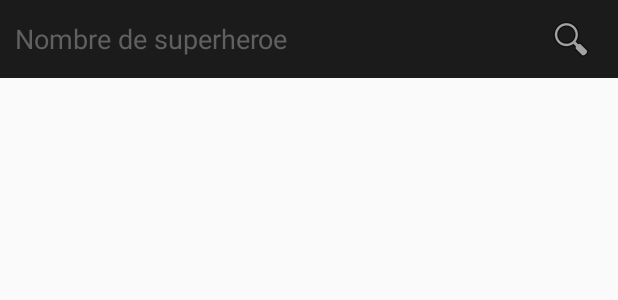
After one commit to baquiax/MarvelSuperHeroes, an Android app: the layout fragment_search.xml on its own in the app's theme, with its tools: preview values and no code run, on a phone screen of 412 x 824 dp. The commit adds this screen. Shown: the top 300 px of the screen. Run offline under Robolectric (Android 15) with nearby library versions, the phone set to English and light mode, and no system bars.

Commit message:
- Starting with fragments.

```diff
--- a/app/build.gradle
+++ b/app/build.gradle
@@ -24,4 +24,6 @@ dependencies {
     testCompile 'junit:junit:4.12'
     compile 'com.android.support:appcompat-v7:23.2.0'
     compile 'com.jakewharton:butterknife:7.0.1'
+    compile 'com.android.support:support-v4:23.2.0'
+    compile 'com.android.support:recyclerview-v7:23.2.0'
 }
--- a/app/src/main/AndroidManifest.xml
+++ b/app/src/main/AndroidManifest.xml
@@ -4,7 +4,7 @@
 
     <application
         android:allowBackup="true"
-        android:icon="@mipmap/ic_launcher"
+        android:icon="@mipmap/icon"
         android:label="@string/app_name"
         android:supportsRtl="true"
         android:theme="@style/AppTheme">
--- /dev/null
+++ b/app/src/main/res/layout/fragment_search.xml
@@ -0,0 +1,23 @@
+<LinearLayout xmlns:android="http://schemas.android.com/apk/res/android"
+    xmlns:tools="http://schemas.android.com/tools"
+    android:layout_width="match_parent"
+    android:layout_height="match_parent"
+    tools:context="com.baquiax.marvelsuperheroes.SearchFragment"
+    >
+
+    <EditText
+        android:id="@+id/searchText"
+        android:layout_width="match_parent"
+        android:layout_height="wrap_content"
+        android:hint="@string/enter_character_name"
+        android:background="@color/darkGrayColor"
+        android:textColorHint="@color/hitColor"
+        android:textColor="@color/whiteColor"
+        android:paddingStart="@dimen/input_top_padding"
+        android:paddingEnd="@dimen/input_left_padding"
+        android:paddingTop="@dimen/input_top_padding"
+        android:paddingBottom="@dimen/input_top_padding"
+        android:drawableEnd="@android:drawable/ic_menu_search"
+        android:maxLines="2"
+        />
+</LinearLayout>
--- a/app/src/main/res/values/colors.xml
+++ b/app/src/main/res/values/colors.xml
@@ -1,7 +1,13 @@
 <?xml version="1.0" encoding="utf-8"?>
 <resources>
-    <color name="colorPrimary">#3F51B5</color>
-    <color name="colorPrimaryDark">#303F9F</color>
-    <color name="colorAccent">#FF4081</color>
+    <color name="colorPrimary">#f0141e</color>
+    <color name="colorPrimaryDark">#f0141e</color>
+    <color name="colorAccent">#FFFFFF</color>
     <color name="blackColor">#000</color>
+    <color name="whiteColor">#FFF</color>
+    <color name="darkGrayColor">#1B1B1B</color>
+    <color name="grayColor">#222222</color>
+    <color name="hitColor">#606060</color>
+    <color name="marvelRed">#f0141e</color>
+    <color name="secondMarvelRed">#EA2328</color>
 </resources>
--- a/app/src/main/res/values/dimens.xml
+++ b/app/src/main/res/values/dimens.xml
@@ -1,5 +1,7 @@
 <resources>
-    <!-- Default screen margins, per the Android Design guidelines. -->
     <dimen name="activity_horizontal_margin">16dp</dimen>
     <dimen name="activity_vertical_margin">16dp</dimen>
+    <dimen name="input_left_padding">15dp</dimen>
+    <dimen name="input_top_padding">10dp</dimen>
+    <dimen name="icon_size">32dp</dimen>
 </resources>
```
Also changed, not shown: app/src/main/java/com/baquiax/marvelsuperheroes/MainActivity.java (+17 -1 lines), app/src/main/java/com/baquiax/marvelsuperheroes/fragments/ResultSearchFragment.java (added, +66 -0 lines), app/src/main/java/com/baquiax/marvelsuperheroes/fragments/SearchFragment.java (added, +72 -0 lines), app/src/main/res/layout-land/activity_main.xml (added, +16 -0 lines), app/src/main/res/layout/activity_main.xml (+16 -9 lines), app/src/main/res/layout/fragment_result_search.xml (added, +13 -0 lines), app/src/main/res/values/strings.xml (+8 -1 lines), app/src/main/icon-web.png (added), app/src/main/res/mipmap-hdpi/icon.png (added), app/src/main/res/mipmap-mdpi/icon.png (added), app/src/main/res/mipmap-xhdpi/icon.png (added), app/src/main/res/mipmap-xxhdpi/icon.png (added), app/src/main/res/mipmap-xxxhdpi/icon.png (added), 1 other file.
